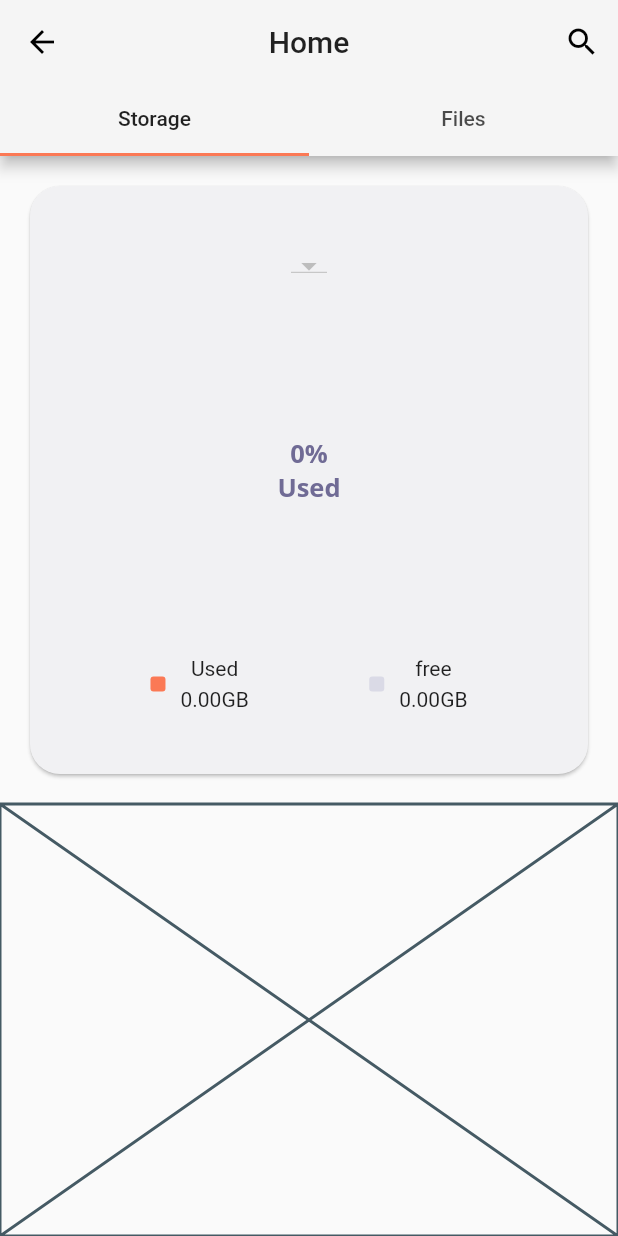
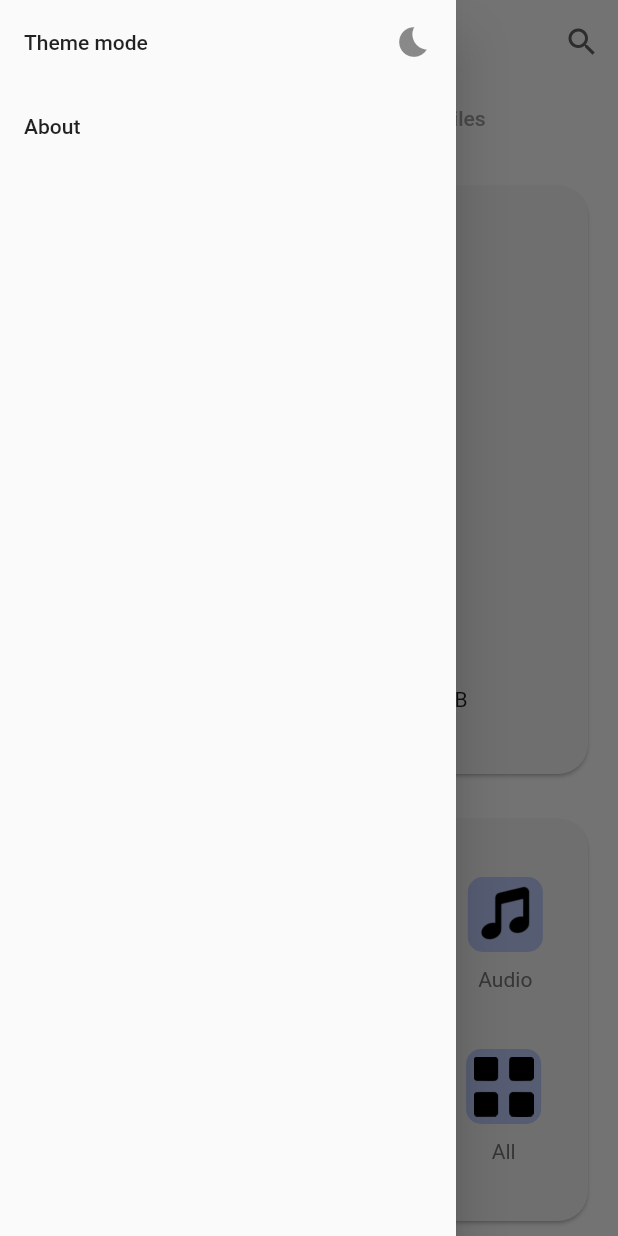
Before and after one commit to Emon526/File-Manager, a Flutter app: the HomeScreen screen opened by its route, with the side drawer open (before the commit the screen has no drawer), on a phone screen of 412 x 824 dp. Run offline on Flutter 3.47's test engine with Material 2 defaults, Android fonts, the phone set to English and light mode, and no system bars; our stand-ins replace get, google_fonts, permission_handler; missing offline and left inert: disk_space, file_manager.

Commit message:
folder buttons added

```diff
--- a/lib/controllers/storage-controller/storage_controller.dart
+++ b/lib/controllers/storage-controller/storage_controller.dart
@@ -12,6 +12,15 @@ class StorageController extends GetxController {
   var _totalSpace;
   var _freeSpace;
   var _usedSpace;
+
+  var allPath;
+  var audioPath;
+  var videoPath;
+  var imagePath;
+  var documentsPath;
+  var downloadPath;
+  var appsPath;
+  var archivesPath;
 
   // observable variables
   var isPermit = false.obs;
@@ -30,6 +39,7 @@ class StorageController extends GetxController {
     _getPermission();
     fetchStorageSpace();
     fetchStorageList();
+    setFilePath();
     print("Init selecstoreag: $selectedStorage");
   }
 
@@ -72,6 +82,8 @@ class StorageController extends GetxController {
   // set storage
   setSelectedStorage(entity) {
     selectedStorage.value = entity;
+    print("Current: ${selectedStorage.value}");
+    setFilePath();
   }
 
   // seperate storage base name
@@ -80,4 +92,64 @@ class StorageController extends GetxController {
         ? "Internal Storage"
         : "External Storage";
   }
+
+  // file path set
+  void setFilePath() {
+    allPath = selectedStorage.value.path;
+    audioPath = selectedStorage.value.path + '/Music';
+    videoPath = selectedStorage.value.path + '/Movies';
+    imagePath = selectedStorage.value.path + '/Pictures';
+    documentsPath = selectedStorage.value.path + '/Documents';
+    downloadPath = selectedStorage.value.path + '/Download';
+    appsPath = selectedStorage.value.path + '/Download';
+    archivesPath = selectedStorage.value.path + '/Download';
+  }
+
+  // image folder
+  imagesFolder() {
+    // fileManagerController.openDirectory(imagePath);
+    print("this is: $imagePath");
+  }
+
+  // video folder
+  videoFolder() {
+    // fileManagerController.openDirectory(imagePath);
+    print("this is: $videoPath");
+  }
+
+  // documents folder
+  documentsFolder() {
+    // fileManagerController.openDirectory(imagePath);
+    print("this is: $documentsPath");
+  }
+
+  // audio folder
+  audioFolder() {
+    // fileManagerController.openDirectory(imagePath);
+    print("this is: $audioPath");
+  }
+
+  // apps folder
+  appsFolder() {
+    // fileManagerController.openDirectory(imagePath);
+    print("this is: $appsPath");
+  }
+
+  // archives folder
+  archivesFolder() {
+    // fileManagerController.openDirectory(imagePath);
+    print("this is: $archivesPath");
+  }
+
+  // download folder
+  downloadFolder() {
+    // fileManagerController.openDirectory(imagePath);
+    print("this is: $downloadPath");
+  }
+
+  // all folder
+  allFolder() {
+    // fileManagerController.openDirectory(imagePath);
+    print("this is: $allPath");
+  }
 }
--- a/lib/file_manager_app.dart
+++ b/lib/file_manager_app.dart
@@ -2,6 +2,7 @@ import 'package:filemanager/controllers/storage-controller/binding_storage_contr
 import 'package:filemanager/helpers/themes/app_theme.dart';
 import 'package:filemanager/screens/home/home_screen.dart';
 import 'package:filemanager/screens/splash/splash_screen.dart';
+import 'package:filemanager/screens/storage/folder_inner.dart';
 import 'package:flutter/material.dart';
 import 'package:get/get.dart';
 
@@ -21,6 +22,7 @@ class FileManagerApp extends StatelessWidget {
             name: '/home',
             page: () => HomeScreen(),
             binding: BindingStorageController()),
+        GetPage(name: '/folder', page: () => FolderInner()),
       ],
     );
   }
--- /dev/null
+++ b/lib/screens/components/drawer_widget.dart
@@ -0,0 +1,31 @@
+import 'package:flutter/material.dart';
+import 'package:get/get.dart';
+
+class DrawerWidget extends StatelessWidget {
+  const DrawerWidget({ Key? key }) : super(key: key);
+
+  @override
+  Widget build(BuildContext context) {
+    return Drawer(
+      child: SafeArea(
+        child: Column(
+          children: [
+            ListTile(
+              title: Text("Theme mode"),
+              trailing: Icon(Icons.bedtime),
+              onTap: () {
+                Get.isDarkMode
+                    ? Get.changeTheme(ThemeData.light())
+                    : Get.changeTheme(ThemeData.dark());
+              },
+            ),
+            ListTile(
+              title: Text("About"),
+              onTap: () {},
+            ),
+          ],
+        ),
+      ),
+    );
+  }
+}
--- a/lib/screens/components/home_appbar.dart
+++ b/lib/screens/components/home_appbar.dart
@@ -3,25 +3,52 @@ import 'package:flutter/material.dart';
 class HomeAppBar {
   static primaryAppBar(String title, int tabLength) {
     return AppBar(
-      title: Text(title),
+      title: Text(
+        title,
+        style: TextStyle(color: Colors.grey[700]),
+      ),
+
+      backgroundColor: Colors.transparent,
       centerTitle: true,
+      elevation: 0,
+      leading: Builder(builder: (context) {
+        return IconButton(
+          icon: Icon(
+            Icons.apps_outlined,
+            color: Colors.grey[700],
+          ),
+          onPressed: () => Scaffold.of(context).openDrawer(),
+        );
+      }),
       actions: [
         IconButton(
-          onPressed: () {},
-          icon: Icon(Icons.search),
+          icon: Icon(
+            Icons.search,
+            color: Colors.grey[700],
+          ),
+          onPressed: (){},
+          // onPressed: () => showSearch(
+          //   context: context,
+          //   delegate: Data_Search(),
+          // ),
         ),
       ],
+      // TabBar Scection
       bottom: TabBar(
-
-        tabs: [
-          Tab(
-            text: "Storage",
+          labelColor: Colors.white,
+          unselectedLabelColor: Colors.grey,
+          indicator: BoxDecoration(
+            borderRadius: BorderRadius.circular(20.0),
+            color: Color(0xFFFB7955),
           ),
-          Tab(
-            text: "Files",
-          ),
-        ],
-      ),
+          tabs: [
+            Tab(
+              text: "Storage",
+            ),
+            Tab(
+              text: "Files",
+            )
+          ]),
     );
   }
 }
--- a/lib/screens/home/home_screen.dart
+++ b/lib/screens/home/home_screen.dart
@@ -1,4 +1,5 @@
 import 'package:filemanager/controllers/storage-controller/storage_controller.dart';
+import 'package:filemanager/screens/components/drawer_widget.dart';
 import 'package:filemanager/screens/components/home_appbar.dart';
 import 'package:filemanager/screens/files/files_screen.dart';
 import 'package:filemanager/screens/storage/storage_screen.dart';
@@ -10,21 +11,6 @@ class HomeScreen extends StatelessWidget {
 
   @override
   Widget build(BuildContext context) {
-    // return DefaultTabController(
-    //   length: 2,
-    //   child: Scaffold(
-    //     appBar: HomeAppBar.primaryAppBar("Home", 2),
-    //     body: TabBarView(
-    //       children: [
-    //         // Storage tab
-    //         StorageScreen(),
-    //         Center(
-    //           child: Text('Files'),
-    //         ),
-    //       ],
-    //     ),
-    //   ),
-    // );
     return Obx(
       () => Get.find<StorageController>().isPermit.value == true
           ? DefaultTabController(
@@ -39,6 +25,7 @@ class HomeScreen extends StatelessWidget {
                     FileScreen(),
                   ],
                 ),
+                drawer: DrawerWidget(),
               ),
             )
           : CircularProgressIndicator(),
--- /dev/null
+++ b/lib/screens/storage/components/albums/album_column.dart
@@ -0,0 +1,38 @@
+import 'package:flutter/material.dart';
+
+class AlbumsColumn extends StatelessWidget {
+  final String imagePath;
+  final String titile;
+  const AlbumsColumn({required this.titile, required this.imagePath, Key? key})
+      : super(key: key);
+
+  @override
+  Widget build(BuildContext context) {
+    return Container(
+      child: Column(
+        children: [
+          Container(
+            height: 50,
+            width: 50,
+            padding: EdgeInsets.all(5),
+            decoration: BoxDecoration(
+                borderRadius: BorderRadius.circular(10),
+                color: Color(0xFFBBC8F8)),
+            child: Image.asset(
+              imagePath,
+              height: 40,
+              // color: Colors.grey[400],
+            ),
+          ),
+          SizedBox(
+            height: 10,
+          ),
+          Text(
+            titile,
+            style: TextStyle(color: Colors.grey[600]),
+          )
+        ],
+      ),
+    );
+  }
+}
--- /dev/null
+++ b/lib/screens/storage/components/testcode.dart
@@ -0,0 +1,75 @@
+import 'package:flutter/material.dart';
+
+const CETAGORIES = [
+  {
+    'image': 'images/Images.png',
+    'name': 'Images',
+  },
+  {'image': 'images/Vedio.png', 'name': 'Video'},
+  {'image': 'images/Document.png', 'name': 'Document'},
+  {'image': 'images/Audio.png', 'name': 'Audio'},
+  {'image': 'images/Apps.png', 'name': 'Apps'},
+  {'image': 'images/Archives.png', 'name': 'Archives'},
+  {'image': 'images/download.png', 'name': 'Download'},
+  {'image': 'images/All.png', 'name': 'All'},
+];
+
+class StorageScreen extends StatelessWidget {
+  @override
+  Widget build(BuildContext context) {
+    return SafeArea(
+      child: Column(
+        children: [
+          Expanded(flex: 5, child: Container()),
+          Expanded(
+            flex: 3,
+            child: Container(
+              margin: EdgeInsets.fromLTRB(15, 5, 15, 5),
+              decoration: BoxDecoration(
+                  borderRadius: BorderRadius.circular(20),
+                  color: Color(0xFFF1F1F3)),
+              child: Padding(
+                padding: const EdgeInsets.fromLTRB(5, 25, 5, 25),
+                child: GridView.count(
+                  crossAxisCount: 4,
+                  mainAxisSpacing: 4,
+                  crossAxisSpacing: 4,
+                  children: CETAGORIES
+                      .map(
+                        (category) => Container(
+                          child: Column(
+                            children: [
+                              Container(
+                                height: 50,
+                                width: 50,
+                                padding: EdgeInsets.all(5),
+                                decoration: BoxDecoration(
+                                    borderRadius: BorderRadius.circular(10),
+                                    color: Color(0xFFBBC8F8)),
+                                child: Image.asset(
+                                  "${category['image']}",
+                                  height: 40,
+                                  // color: Colors.grey[400],
+                                ),
+                              ),
+                              SizedBox(
+                                height: 10,
+                              ),
+                              Text(
+                                '${category['name']}',
+                                style: TextStyle(color: Colors.grey[600]),
+                              )
+                            ],
+                          ),
+                        ),
+                      )
+                      .toList(),
+                ),
+              ),
+            ),
+          ),
+        ],
+      ),
+    );
+  }
+}
--- a/lib/screens/storage/storage_screen.dart
+++ b/lib/screens/storage/storage_screen.dart
@@ -1,11 +1,13 @@
 import 'dart:io';
 import 'package:filemanager/controllers/storage-controller/storage_controller.dart';
 import 'package:filemanager/helpers/colors/app_color.dart';
+import 'package:filemanager/screens/storage/components/albums/album_column.dart';
 import 'package:filemanager/screens/storage/components/pie-chart-view/storage_chart.dart';
 import 'package:filemanager/screens/storage/components/pie-chart-view/storage_space_info.dart';
 import 'package:flutter/material.dart';
 import 'package:get/get_state_manager/src/rx_flutter/rx_obx_widget.dart';
 import 'package:get/instance_manager.dart';
+import 'package:get/get.dart';
 // import 'package:get/get.dart';
 
 class StorageScreen extends StatelessWidget {
@@ -46,23 +48,6 @@ class StorageScreen extends StatelessWidget {
                             .toList(),
                         onChanged: (val) {
                           Get.find<StorageController>().setSelectedStorage(val);
-                          var allPath = val!.path;
-                          var audioPath = val.path + '/Music';
-                          var videoPath = val.path + '/Movies';
-                          var imagePath = val.path + '/Pictures';
-                          var documentsPath = val.path + '/Documents';
-                          var downloadPath = val.path + '/Download';
-                          var appsPath = val.path + '/Download';
-                          var archivesPath = val.path + '/Download';
-
-                          print("Selected: $allPath");
-                          print("Selected: $audioPath");
-                          print("Selected: $videoPath");
-                          print("Selected: $imagePath");
-                          print("Selected: $documentsPath");
-                          print("Selected: $downloadPath");
-                          print("Selected: $appsPath");
-                          print("Selected: $archivesPath");
                         },
                       ),
                     ),
@@ -77,9 +62,103 @@ class StorageScreen extends StatelessWidget {
           ),
 
           Expanded(
-            flex: 2,
-            child: Placeholder(),
-          ),
+              flex: 2,
+              child: Container(
+                child: Card(
+                  margin: EdgeInsets.symmetric(horizontal: 20, vertical: 10),
+                  shape: RoundedRectangleBorder(
+                    borderRadius: BorderRadius.circular(20),
+                  ),
+                  color: AppColor.secondaryAppColor,
+                  child: Column(
+                    mainAxisAlignment: MainAxisAlignment.spaceEvenly,
+                    children: [
+                      Row(
+                        mainAxisAlignment: MainAxisAlignment.spaceEvenly,
+                        children: [
+                          InkWell(
+                            onTap: () {
+                              Get.find<StorageController>().imagesFolder();
+                            },
+                            child: AlbumsColumn(
+                              titile: "Images",
+                              imagePath: "assets/images/Images.png",
+                            ),
+                          ),
+                          InkWell(
+                            onTap: () {
+                              Get.find<StorageController>().videoFolder();
+                            },
+                            child: AlbumsColumn(
+                              titile: "Video",
+                              imagePath: "assets/images/Vedio.png",
+                            ),
+                          ),
+                          InkWell(
+                            onTap: () {
+                              Get.find<StorageController>().documentsFolder();
+                            },
+                            child: AlbumsColumn(
+                              titile: "Documents",
+                              imagePath: "assets/images/Document.png",
+                            ),
+                          ),
+                          InkWell(
+                            onTap: () {
+                              Get.find<StorageController>().audioFolder();
+                            },
+                            child: AlbumsColumn(
+                              titile: "Audio",
+                              imagePath: "assets/images/Audio.png",
+                            ),
+                          ),
+                        ],
+                      ),
+                      Row(
+                        mainAxisAlignment: MainAxisAlignment.spaceEvenly,
+                        children: [
+                          InkWell(
+                            onTap: () {
+                              Get.find<StorageController>().appsFolder();
+                            },
+                            child: AlbumsColumn(
+                              titile: "Apps",
+                              imagePath: "assets/images/Apps.png",
+                            ),
+                          ),
+                          InkWell(
+                            onTap: () {
+                              Get.find<StorageController>().archivesFolder();
+                            },
+                            child: AlbumsColumn(
+                              titile: "Archives",
+                              imagePath: "assets/images/Archives.png",
+                            ),
+                          ),
+                          InkWell(
+                            onTap: () {
+                              Get.find<StorageController>().downloadFolder();
+                            },
+                            child: AlbumsColumn(
+                              titile: "Download",
+                              imagePath: "assets/images/download.png",
+                            ),
+                          ),
+                          InkWell(
+                            onTap: () {
+                              Get.find<StorageController>().allFolder();
+                            },
+                            child: AlbumsColumn(
+                              titile: "All",
+                              imagePath: "assets/images/All.png",
+                            ),
+                          ),
+                        ],
+                      ),
+                    ],
+                  ),
+                ),
+              )),
         ],
       ),
     );
```
Also changed, not shown: lib/screens/storage/folder_inner.dart (added, +125 -0 lines), assets/images/All.png (added), assets/images/Apps.png (added), assets/images/Archives.png (added), assets/images/Audio.png (added), assets/images/Document.png (added), assets/images/Images.png (added), assets/images/Vedio.png (added), assets/images/download.png (added).
